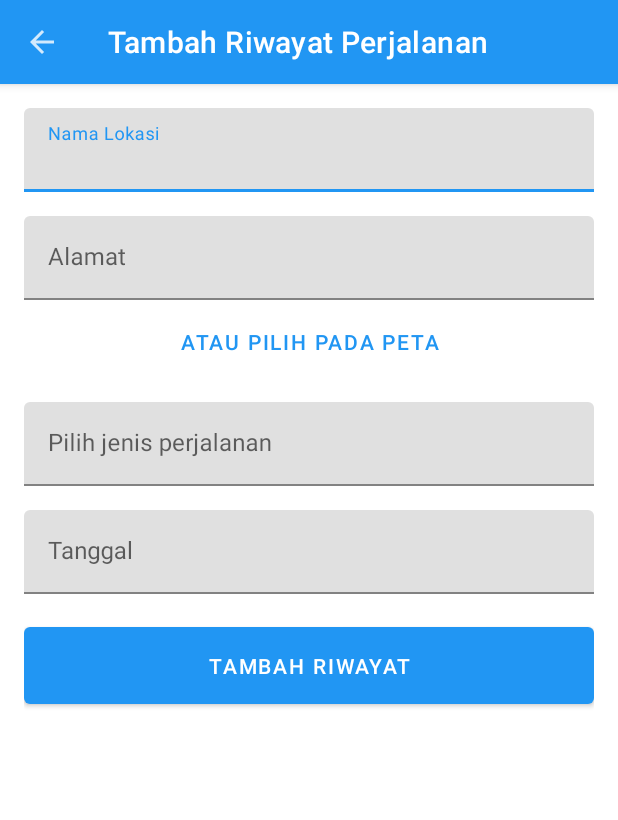
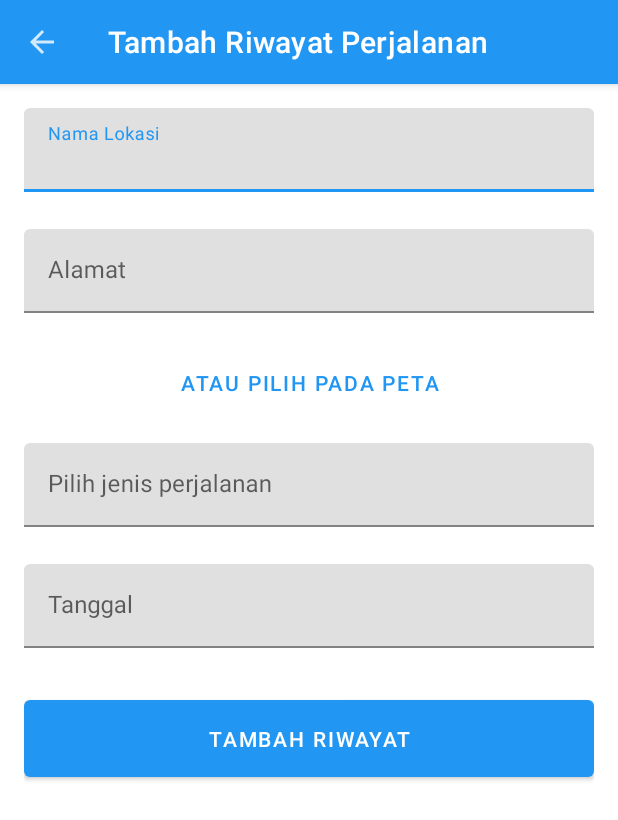
Before and after one commit to andisoer/SMK-Coding-Project_2, an Android app: the AddPlaceHistoryActivity screen opened directly, with no data from a screen before it, on a phone screen of 412 x 824 dp. Shown: the top 820 px of the screen. Run offline under Robolectric (Android 15) with nearby library versions, the phone set to English and light mode, and no system bars; our stand-ins replace Firebase (no records; nobody signed in at launch, a user with empty details on screens opened directly).

Commit message:
[+]add place history

```diff
--- a/app/src/main/res/layout/activity_add_place_history.xml
+++ b/app/src/main/res/layout/activity_add_place_history.xml
@@ -32,8 +32,10 @@
             android:padding="16dp">
 
             <com.google.android.material.textfield.TextInputLayout
+                android:id="@+id/tilNameAddPlaceHistory"
                 android:layout_width="match_parent"
-                android:layout_height="wrap_content">
+                android:layout_height="wrap_content"
+                app:errorEnabled="true">
 
                 <com.google.android.material.textfield.TextInputEditText
                     android:id="@+id/tieNameAddPlaceHistory"
@@ -45,9 +47,11 @@
             </com.google.android.material.textfield.TextInputLayout>
 
             <com.google.android.material.textfield.TextInputLayout
+                android:id="@+id/tilAddressAddPlaceHistory"
                 android:layout_width="match_parent"
                 android:layout_height="wrap_content"
-                android:layout_marginTop="16dp">
+                android:layout_marginTop="4dp"
+                app:errorEnabled="true">
 
                 <com.google.android.material.textfield.TextInputEditText
                     android:id="@+id/tieAddressAddPlaceHistory"
@@ -62,13 +66,15 @@
                 android:layout_width="match_parent"
                 android:layout_height="wrap_content"
                 android:text="Atau pilih pada peta"
-                android:layout_marginTop="4dp"
+                android:layout_marginTop="2dp"
                 style="@style/Widget.MaterialComponents.Button.TextButton"/>
 
             <com.google.android.material.textfield.TextInputLayout
+                android:id="@+id/tilCategoryAddPlaceHistory"
                 android:layout_width="match_parent"
                 android:layout_height="wrap_content"
-                android:layout_marginTop="16dp">
+                android:layout_marginTop="16dp"
+                app:errorEnabled="true">
 
                 <com.google.android.material.textfield.TextInputEditText
                     android:id="@+id/tieCategoryAddPlaceHistory"
@@ -79,9 +85,11 @@
             </com.google.android.material.textfield.TextInputLayout>
 
             <com.google.android.material.textfield.TextInputLayout
+                android:id="@+id/tilDateAddPlaceHistory"
                 android:layout_width="match_parent"
                 android:layout_height="wrap_content"
-                android:layout_marginTop="16dp">
+                android:layout_marginTop="4dp"
+                app:errorEnabled="true">
 
                 <com.google.android.material.textfield.TextInputEditText
                     android:id="@+id/tieDateAddPlaceHistory"
@@ -96,7 +104,7 @@
                 android:id="@+id/btnAddPlaceHistory"
                 android:layout_width="match_parent"
                 android:layout_height="wrap_content"
-                android:layout_marginTop="16dp"
+                android:layout_marginTop="8dp"
                 android:text="Tambah Riwayat"
                 android:padding="16dp"/>
 
```
Also changed, not shown: app/src/main/java/com/soerjdev/smkcodingproject2/model/placehistory/PlaceHistory.kt (added, +11 -0 lines), app/src/main/java/com/soerjdev/smkcodingproject2/ui/AddPlaceHistoryActivity.kt (+39 -0 lines).
